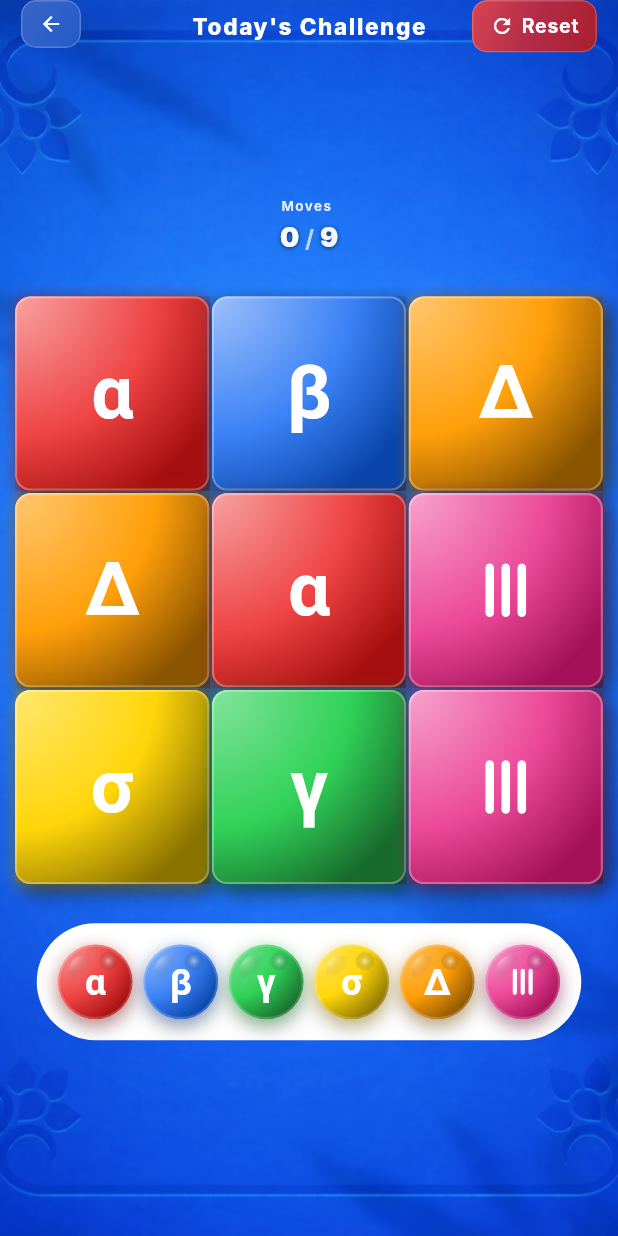
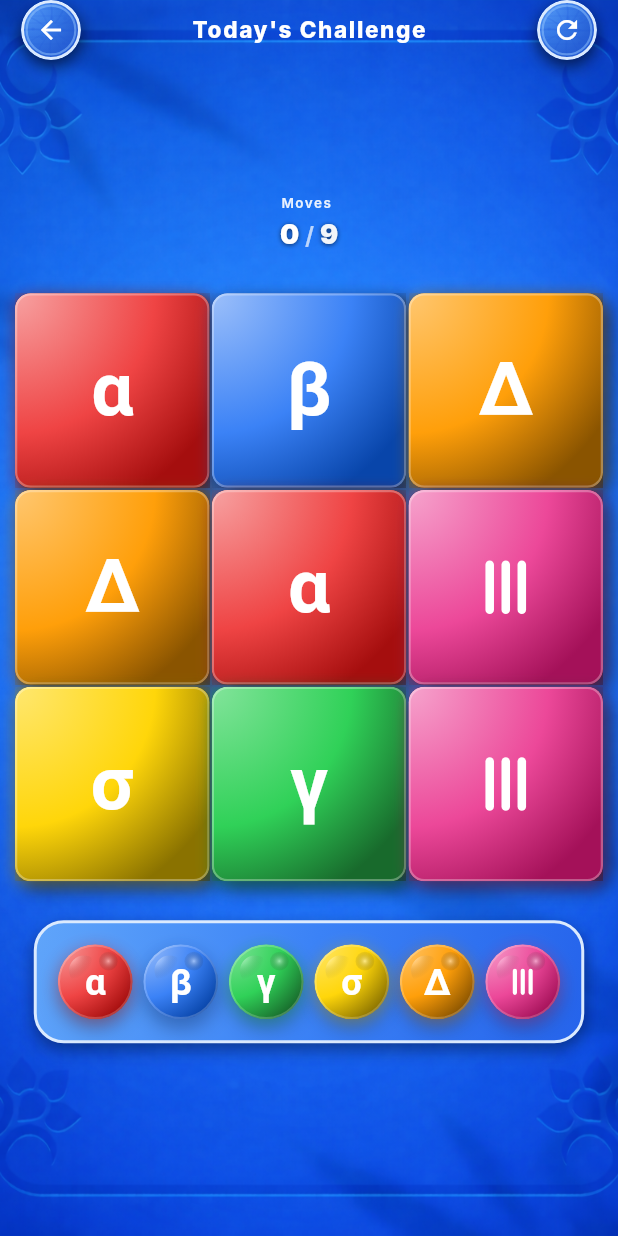
Before and after one commit to AgendeasSolution/color-flood, a Flutter app: the screen it shows after launch, after a tap on "Today's Puzzle", on a phone screen of 412 x 824 dp. Run offline on Flutter 3.47's test engine with Material 3 defaults, Android fonts, the phone set to English and light mode, and no system bars; our stand-ins replace audioplayers, connectivity_plus, firebase_core, google_mobile_ads, package_info_plus, shared_preferences; missing offline and left inert: onesignal_flutter; accounts and stored records are empty; network calls fail; Roboto replaces fonts that are missing (Inter).

Commit message:
Refactor ColorPalette and GamePage components for enhanced UI and functionality
- Updated ColorPalette to use a gradient background with rounded corners and added a border and shadows for improved aesthetics.
- Replaced the previous exit button implementation in GamePage with a new BackButtonRow component for better organization and responsiveness.
- Adjusted layout and styling for level display to maintain visual consistency across different device sizes.

```diff
--- /dev/null
+++ b/lib/components/back_button_row.dart
@@ -0,0 +1,83 @@
+import 'package:flutter/material.dart';
+import '../utils/responsive_utils.dart';
+import 'wood_button.dart';
+
+/// Back button row with wood-textured buttons in skeuomorphic style
+class BackButtonRow extends StatelessWidget {
+  final VoidCallback onBack;
+  final VoidCallback? onReset;
+  final Widget? centerWidget;
+  final bool showResetBadge;
+  final EdgeInsetsGeometry? padding;
+
+  const BackButtonRow({
+    super.key,
+    required this.onBack,
+    this.onReset,
+    this.centerWidget,
+    this.showResetBadge = false,
+    this.padding,
+  });
+
+  @override
+  Widget build(BuildContext context) {
+    // Make buttons smaller - reduce size by 20%
+    final baseButtonSize = ResponsiveUtils.getResponsiveButtonSize(context);
+    final buttonSize = baseButtonSize * 0.8;
+    final spacing = ResponsiveUtils.getResponsiveSpacing(
+      context,
+      smallPhone: 12,
+      mediumPhone: 14,
+      largePhone: 16,
+      tablet: 20,
+    );
+
+    return Container(
+      width: double.infinity,
+      padding: padding ?? EdgeInsets.only(
+        left: spacing,
+        right: spacing,
+        bottom: spacing * 0.5,
+        // No top padding to remove margin
+      ),
+      // Transparent background
+      child: Row(
+        mainAxisAlignment: MainAxisAlignment.spaceBetween,
+        crossAxisAlignment: CrossAxisAlignment.center,
+        children: [
+          // Back Button (Left)
+          WoodButton(
+            onTap: onBack,
+            size: buttonSize,
+            icon: Icon(
+              Icons.arrow_back,
+              color: Colors.white, // White for contrast on blue
+              size: buttonSize * 0.5,
+            ),
+          ),
+
+          // Center Widget (Level number, etc.)
+          if (centerWidget != null)
+            Expanded(
+              child: Center(
+                child: centerWidget!,
+              ),
+            ),
+
+          // Reset Button (Right)
+          if (onReset != null)
+            WoodButton(
+              onTap: onReset!,
+              size: buttonSize,
+              showBadge: showResetBadge,
+              icon: Icon(
+                Icons.refresh,
+                color: Colors.white, // White for contrast on blue
+                size: buttonSize * 0.5,
+              ),
+            ),
+        ],
+      ),
+    );
+  }
+}
--- a/lib/components/color_palette.dart
+++ b/lib/components/color_palette.dart
@@ -44,8 +44,37 @@ class ColorPalette extends StatelessWidget {
             vertical: padding,
           ),
           decoration: BoxDecoration(
-            color: Colors.white,
-            borderRadius: BorderRadius.circular(60),
+            borderRadius: BorderRadius.circular(20),
+            gradient: LinearGradient(
+              begin: Alignment.topLeft,
+              end: Alignment.bottomRight,
+              colors: [
+                const Color(0xFF60A5FA), // Light blue
+                const Color(0xFF3B82F6), // Base blue
+                const Color(0xFF2563EB), // Dark blue
+              ],
+              stops: const [0.0, 0.5, 1.0],
+            ),
+            border: Border.all(
+              color: const Color(0xFFDBEAFE), // Light blue border
+              width: 2.0,
+            ),
+            boxShadow: [
+              // Main shadow for depth
+              BoxShadow(
+                color: Colors.black.withOpacity(0.3),
+                blurRadius: 8,
+                spreadRadius: 0,
+                offset: const Offset(0, 4),
+              ),
+              // Soft outer glow
+              BoxShadow(
+                color: Colors.black.withOpacity(0.1),
+                blurRadius: 12,
+                spreadRadius: -2,
+                offset: const Offset(0, 6),
+              ),
+            ],
           ),
           child: Wrap(
             alignment: WrapAlignment.center,
--- /dev/null
+++ b/lib/components/wood_button.dart
@@ -0,0 +1,250 @@
+import 'dart:ui';
+import 'dart:math' as math;
+import 'package:flutter/material.dart';
+import '../utils/responsive_utils.dart';
+
+/// Wood-textured, skeuomorphic circular button component
+class WoodButton extends StatefulWidget {
+  final VoidCallback onTap;
+  final Widget icon;
+  final double? size;
+  final bool showBadge;
+
+  const WoodButton({
+    super.key,
+    required this.onTap,
+    required this.icon,
+    this.size,
+    this.showBadge = false,
+  });
+
+  @override
+  State<WoodButton> createState() => _WoodButtonState();
+}
+
+class _WoodButtonState extends State<WoodButton> {
+  bool _isPressed = false;
+
+  void _onTapDown(TapDownDetails details) {
+    setState(() => _isPressed = true);
+  }
+
+  void _onTapUp(TapUpDetails details) {
+    setState(() => _isPressed = false);
+    widget.onTap();
+  }
+
+  void _onTapCancel() {
+    setState(() => _isPressed = false);
+  }
+
+  @override
+  Widget build(BuildContext context) {
+    final buttonSize = widget.size ?? ResponsiveUtils.getResponsiveButtonSize(context);
+    final pressOffset = _isPressed ? 2.0 : 0.0;
+
+    // More saturated blue colors
+    const blueBaseColor = Color(0xFF3B82F6); // Strong blue
+    const blueLightColor = Color(0xFF60A5FA); // Lighter blue for highlights
+    const blueDarkColor = Color(0xFF2563EB); // Darker blue for depth
+    const iconColor = Color(0xFFFFFFFF); // White for contrast
+    const embossColor = Color(0xFF93C5FD); // Light blue for embossed edge
+    const lightBorderColor = Color(0xFFDBEAFE); // Light blue border
+
+    return GestureDetector(
+      onTapDown: _onTapDown,
+      onTapUp: _onTapUp,
+      onTapCancel: _onTapCancel,
+      child: Transform.translate(
+        offset: Offset(0, pressOffset),
+        child: Container(
+          width: buttonSize,
+          height: buttonSize,
+          decoration: BoxDecoration(
+            shape: BoxShape.circle,
+            boxShadow: [
+              // Main shadow for depth
+              BoxShadow(
+                color: Colors.black.withOpacity(0.5),
+                blurRadius: 8,
+                spreadRadius: 0,
+                offset: Offset(0, 4 + pressOffset),
+              ),
+              // Soft outer glow
+              BoxShadow(
+                color: Colors.black.withOpacity(0.2),
+                blurRadius: 12,
+                spreadRadius: -2,
+                offset: Offset(0, 6 + pressOffset),
+              ),
+            ],
+          ),
+          child: ClipOval(
+            child: Stack(
+              children: [
+                // Base blue layer with gradient
+                Container(
+                  decoration: BoxDecoration(
+                    shape: BoxShape.circle,
+                    gradient: RadialGradient(
+                      center: Alignment.topLeft,
+                      radius: 1.2,
+                      colors: [
+                        blueLightColor,
+                        blueBaseColor,
+                        blueDarkColor,
+                      ],
+                      stops: const [0.0, 0.5, 1.0],
+                    ),
+                  ),
+                ),
+
+                // Subtle texture pattern overlay (optional, can be removed if too busy)
+                Positioned.fill(
+                  child: CustomPaint(
+                    painter: _WoodGrainPainter(),
+                  ),
+                ),
+
+                // Additional depth with subtle radial gradient overlay
+                Container(
+                  decoration: BoxDecoration(
+                    shape: BoxShape.circle,
+                    gradient: RadialGradient(
+                      center: Alignment.topLeft,
+                      radius: 1.0,
+                      colors: [
+                        Colors.transparent,
+                        Colors.black.withOpacity(0.1),
+                      ],
+                    ),
+                  ),
+                ),
+
+                // Light border (outer) - very subtle
+                Container(
+                  decoration: BoxDecoration(
+                    shape: BoxShape.circle,
+                    border: Border.all(
+                      color: lightBorderColor,
+                      width: 2.0,
+                    ),
+                  ),
+                ),
+
+                // Inner embossed edge effect
+                Positioned(
+                  top: 3,
+                  left: 3,
+                  right: 3,
+                  bottom: 3,
+                  child: Container(
+                    decoration: BoxDecoration(
+                      shape: BoxShape.circle,
+                      border: Border.all(
+                        color: embossColor.withOpacity(0.5),
+                        width: 1.5,
+                      ),
+                    ),
+                  ),
+                ),
+
+                // Icon in center
+                Center(
+                  child: DefaultTextStyle(
+                    style: TextStyle(color: iconColor),
+                    child: widget.icon,
+                  ),
+                ),
+
+                // Notification badge (if needed)
+                if (widget.showBadge)
+                  Positioned(
+                    top: 0,
+                    right: 0,
+                    child: Container(
+                      width: buttonSize * 0.3,
+                      height: buttonSize * 0.3,
+                      decoration: BoxDecoration(
+                        shape: BoxShape.circle,
+                        color: Colors.red,
+                        border: Border.all(
+                          color: Colors.white,
+                          width: 1.5,
+                        ),
+                      ),
+                    ),
+                  ),
+              ],
+            ),
+          ),
+        ),
+      ),
+    );
+  }
+}
+
+/// Custom painter for wood grain texture
+class _WoodGrainPainter extends CustomPainter {
+  @override
+  void paint(Canvas canvas, Size size) {
+    final center = Offset(size.width / 2, size.height / 2);
+    final radius = size.width / 2;
+
+    // Draw curved wood grain lines radiating from center
+    final grainPaint = Paint()
+      ..style = PaintingStyle.stroke
+      ..strokeWidth = 1.2;
+
+    for (int i = 0; i < 12; i++) {
+      final angle = (i * 2 * math.pi) / 12;
+      final startRadius = radius * 0.25;
+      final endRadius = radius * 0.95;
+
+      final startX = center.dx + startRadius * math.cos(angle);
+      final startY = center.dy + startRadius * math.sin(angle);
+      final endX = center.dx + endRadius * math.cos(angle);
+      final endY = center.dy + endRadius * math.sin(angle);
+
+      grainPaint.color = Color(0xFF2563EB).withOpacity(0.25 - (i % 3) * 0.04);
+
+      final path = Path();
+      path.moveTo(startX, startY);
+      // Create curved grain lines
+      final midX = center.dx + (radius * 0.6) * math.cos(angle + 0.1);
+      final midY = center.dy + (radius * 0.6) * math.sin(angle + 0.1);
+      path.quadraticBezierTo(midX, midY, endX, endY);
+      canvas.drawPath(path, grainPaint);
+    }
+
+    // Add horizontal grain lines for more texture
+    for (int i = 0; i < 6; i++) {
+      final y = center.dy + (radius * 0.7) * (i - 3) / 3;
+      if (y > center.dy - radius && y < center.dy + radius) {
+        final x1 = center.dx - math.sqrt(radius * radius - (y - center.dy) * (y - center.dy));
+        final x2 = center.dx + math.sqrt(radius * radius - (y - center.dy) * (y - center.dy));
+
+        grainPaint.color = Color(0xFF2563EB).withOpacity(0.2);
+        grainPaint.strokeWidth = 0.8;
+        canvas.drawLine(Offset(x1, y), Offset(x2, y), grainPaint);
+      }
+    }
+
+    // Add grain spots and knots
+    final spotPaint = Paint()
+      ..style = PaintingStyle.fill;
+
+    for (int i = 0; i < 8; i++) {
+      final angle = i * 0.8;
+      final dist = radius * (0.4 + (i % 3) * 0.2);
+      final x = center.dx + dist * math.cos(angle);
+      final y = center.dy + dist * math.sin(angle);
+
+      spotPaint.color = Color(0xFF2563EB).withOpacity(0.2);
+      canvas.drawCircle(Offset(x, y), 1.2, spotPaint);
+    }
+  }
+
+  @override
+  bool shouldRepaint(covariant CustomPainter oldDelegate) => false;
+}
--- a/lib/pages/game_page.dart
+++ b/lib/pages/game_page.dart
@@ -14,6 +14,7 @@ import '../services/daily_puzzle_service.dart';
 import '../components/game_board.dart';
 import '../components/color_palette.dart';
 import '../components/glass_button.dart';
+import '../components/back_button_row.dart';
 import '../components/ad_banner.dart';
 import '../components/animated_background.dart';
 import '../utils/responsive_utils.dart';
@@ -964,49 +965,15 @@ class _GamePageState extends State<GamePage> with TickerProviderStateMixin {
   Widget _buildHud() {
     return Stack(
       children: [
-        // Exit Button (Left)
-        Positioned(
-          top: 0,
-          left: ResponsiveUtils.getResponsiveSpacing(
-            context,
-            smallPhone: 12,
-            mediumPhone: 14,
-            largePhone: 16,
-            tablet: 20,
-          ),
-          child: GlassButton(
-            onTap: _handleExit,
-            padding: ResponsiveUtils.getResponsivePadding(
-              context,
-              smallPhone: const EdgeInsets.symmetric(horizontal: 10, vertical: 6),
-              mediumPhone: const EdgeInsets.symmetric(horizontal: 11, vertical: 7),
-              largePhone: const EdgeInsets.symmetric(horizontal: 12, vertical: 8),
-              tablet: const EdgeInsets.symmetric(horizontal: 14, vertical: 10),
-            ),
-            child: Icon(
-              Icons.arrow_back,
-              color: Colors.white,
-              size: ResponsiveUtils.getResponsiveIconSize(context),
-            ),
-          ),
-        ),
-
-        // Level Display (Centered on Screen)
+        // Back Button Row with Level Number (Top)
         Positioned(
           top: 0,
           left: 0,
           right: 0,
-          child: Align(
-            alignment: Alignment.center,
-            child: Container(
-              padding: ResponsiveUtils.getResponsivePadding(
-                context,
-                smallPhone: const EdgeInsets.symmetric(horizontal: 10, vertical: 6),
-                mediumPhone: const EdgeInsets.symmetric(horizontal: 11, vertical: 7),
-                largePhone: const EdgeInsets.symmetric(horizontal: 12, vertical: 8),
-                tablet: const EdgeInsets.symmetric(horizontal: 14, vertical: 10),
-              ),
-              child: _isDailyPuzzle
+          child: BackButtonRow(
+            onBack: _handleExit,
+            onReset: _restartCurrentLevel,
+            centerWidget: _isDailyPuzzle
                 ? Text(
                     AppConstants.todaysChallengeLabel,
                     style: TextStyle(
@@ -1026,7 +993,7 @@ class _GamePageState extends State<GamePage> with TickerProviderStateMixin {
                     mainAxisSize: MainAxisSize.min,
                     children: [
                       Text(
-                          AppConstants.levelLabel,
+                        AppConstants.levelLabel.toUpperCase(),
                         style: TextStyle(
                           fontSize: ResponsiveUtils.getResponsiveFontSize(
                             context,
@@ -1065,66 +1032,7 @@ class _GamePageState extends State<GamePage> with TickerProviderStateMixin {
                   ),
           ),
         ),
-        ),
-
-        // Reset Button (Right)
-        Positioned(
-          top: 0,
-          right: ResponsiveUtils.getResponsiveSpacing(
-            context,
-            smallPhone: 12,
-            mediumPhone: 14,
-            largePhone: 16,
-            tablet: 20,
-          ),
-          child: GlassButton(
-            onTap: _restartCurrentLevel,
-            padding: ResponsiveUtils.getResponsivePadding(
-              context,
-              smallPhone: const EdgeInsets.symmetric(horizontal: 10, vertical: 6),
-              mediumPhone: const EdgeInsets.symmetric(horizontal: 11, vertical: 7),
-              largePhone: const EdgeInsets.symmetric(horizontal: 12, vertical: 8),
-              tablet: const EdgeInsets.symmetric(horizontal: 14, vertical: 10),
-            ),
-            gradientColors: [
-              const Color(0xFFEF4444).withOpacity(0.9),
-              const Color(0xFFDC2626).withOpacity(0.8),
-              const Color(0xFFB91C1C).withOpacity(0.9),
-            ],
-            child: Row(
-              mainAxisSize: MainAxisSize.min,
-              children: [
-                Icon(
-                  Icons.refresh,
-                  color: Colors.white,
-                  size: ResponsiveUtils.getResponsiveIconSize(context),
-                ),
-                SizedBox(width: ResponsiveUtils.getResponsiveSpacing(
-                  context,
-                  smallPhone: 4,
-                  mediumPhone: 5,
-                  largePhone: 6,
-                  tablet: 8,
-                )),
-                Text(
-                  'Reset',
-                  style: TextStyle(
-                    fontSize: ResponsiveUtils.getResponsiveFontSize(
-                      context,
-                      smallPhone: 12,
-                      mediumPhone: 13,
-                      largePhone: 14,
-                      tablet: 16,
-                    ),
-                    fontWeight: FontWeight.w700,
-                    color: Colors.white,
-                    letterSpacing: 0.5,
-                  ),
-                ),
-              ],
-            ),
-          ),
-        ),
+
       ],
     );
   }
```
Lines whose indentation alone changed are shown as unchanged.
